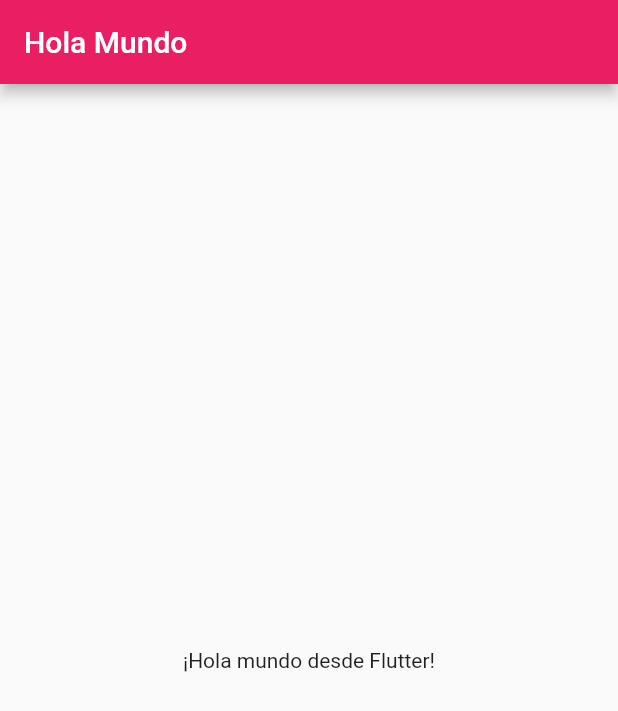
After one commit to ultr4nerd/flutter-rock-paper-scissors, a Flutter app: the screen it shows after launch, on a phone screen of 412 x 824 dp. The commit adds this screen. Shown: the top 711 px of the screen. Run offline on Flutter 3.47's test engine with Material 2 defaults, Android fonts, the phone set to English and light mode, and no system bars.

Commit message:
Improved Project Structure

```diff
--- /dev/null
+++ b/lib/app.dart
@@ -0,0 +1,13 @@
+import 'package:flutter/material.dart';
+import 'screens/home.dart';
+
+class HelloWorldApp extends StatelessWidget {
+  @override
+  Widget build(BuildContext context) {
+    return MaterialApp(
+      title: 'Hello World',
+      theme: ThemeData(primarySwatch: Colors.pink),
+      home: HomePage(title: 'Hola Mundo'),
+    );
+  }
+}
--- /dev/null
+++ b/lib/screens/home.dart
@@ -0,0 +1,19 @@
+import 'package:flutter/material.dart';
+
+class HomePage extends StatelessWidget {
+  final String title;
+
+  HomePage({Key key, this.title}) : super(key: key);
+
+  @override
+  Widget build(BuildContext context) {
+    return Scaffold(
+      appBar: AppBar(
+        title: Text(this.title),
+      ),
+      body: Center(
+        child: Text('¡Hola mundo desde Flutter!'),
+      ),
+    );
+  }
+}
```
Also changed, not shown: lib/main.dart (+1 -18 lines).
